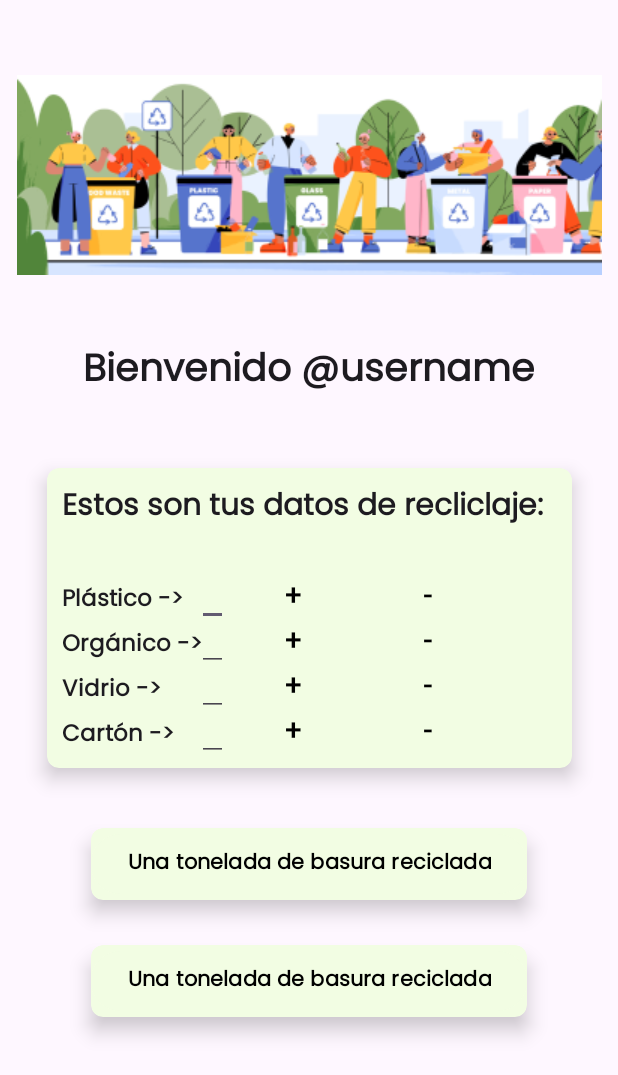
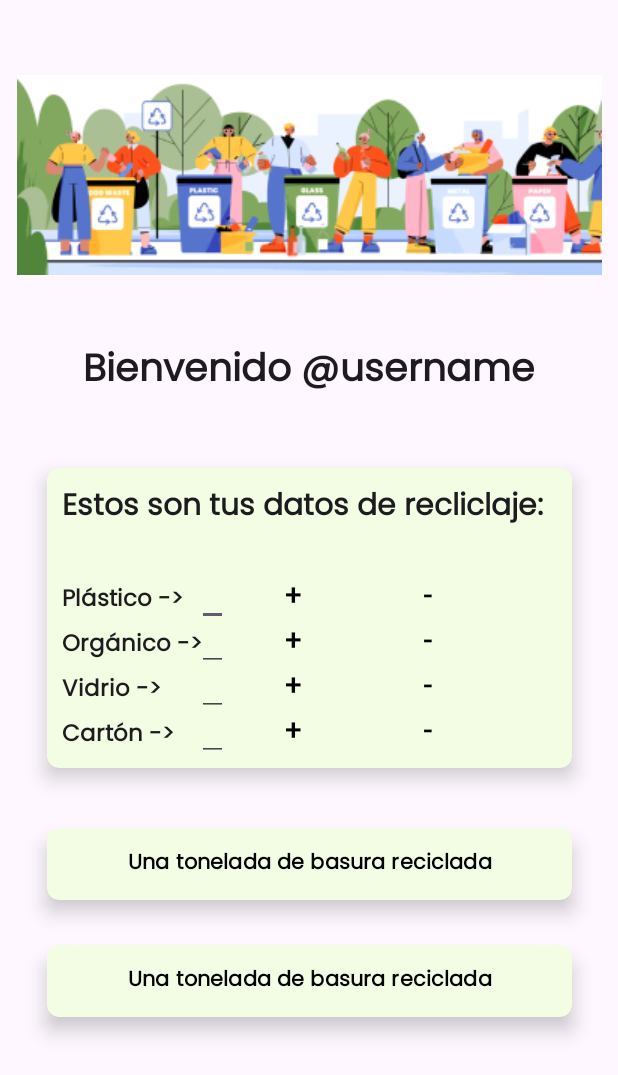
Before and after one commit to rodrione10/EcoFlex, an Android app: the Main screen opened directly, with no data from a screen before it, on a phone screen of 412 x 824 dp. Shown: the top 1075 px of the screen. Run offline under Robolectric (Android 15) with nearby library versions, the phone set to English and light mode, and no system bars.

Commit message:
Main terminado (sujeto a cambios)

```diff
--- a/app/src/main/res/layout/activity_main.xml
+++ b/app/src/main/res/layout/activity_main.xml
@@ -228,7 +228,7 @@
         app:cardElevation="8dp"
         android:backgroundTint="@color/verde3">
     <Button
-        android:layout_width="wrap_content"
+        android:layout_width="350dp"
         android:layout_height="wrap_content"
         android:backgroundTint="@color/verde3"
         android:text="Una tonelada de basura reciclada"
@@ -252,13 +252,14 @@
         app:cardElevation="8dp"
         android:backgroundTint="@color/verde3">
         <Button
-            android:layout_width="wrap_content"
+            android:layout_width="350dp"
             android:layout_height="wrap_content"
             android:backgroundTint="@color/verde3"
             android:text="Una tonelada de basura reciclada"
             android:textColor="@color/black"
             style="@style/TextAppearance.Poppins"
             android:textStyle="bold"
+            android:gravity="center"
             >
         </Button>
 
--- a/app/src/main/res/values/styles.xml
+++ b/app/src/main/res/values/styles.xml
@@ -2,6 +2,7 @@
 <resources>
     <style name="TextAppearance.Poppins" parent="TextAppearance.AppCompat">
         <item name="fontFamily">@font/poppinsregular</item>
+
     </style>
 
 </resources>
```
